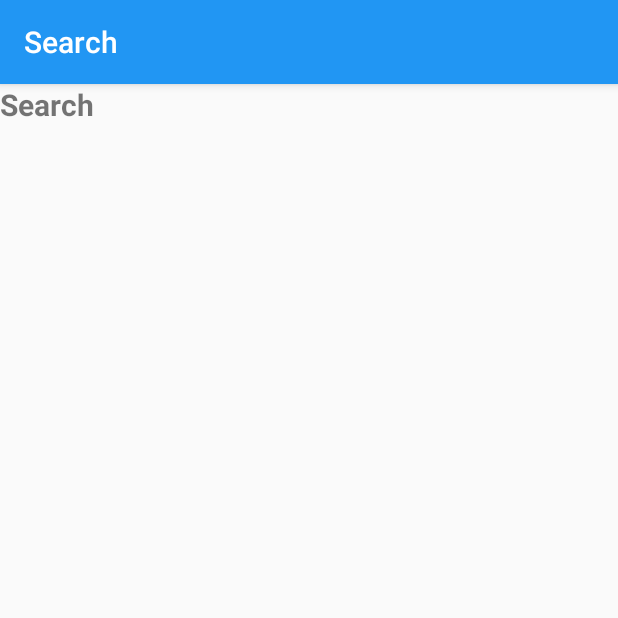
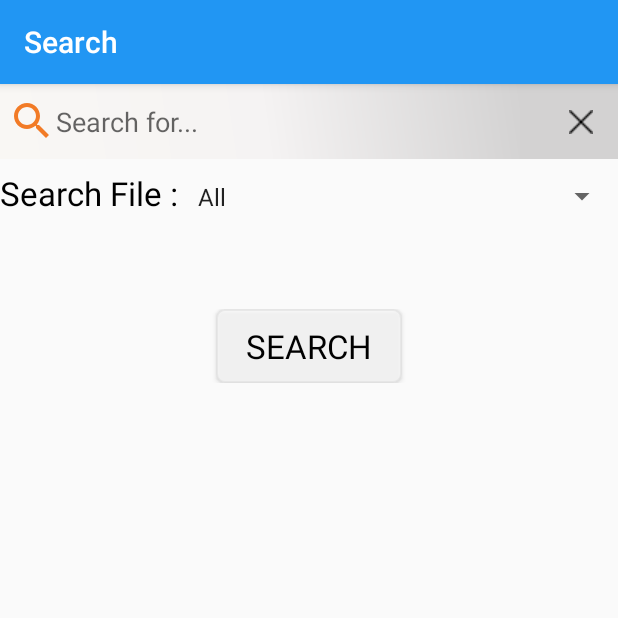
Before and after one commit to HongSonMTA/AIQuran, an Android app: the SearchActivity screen opened directly, with no data from a screen before it, on a phone screen of 412 x 824 dp, the top half of it. Run offline under Robolectric (Android 15) with nearby library versions, the phone set to English and light mode, and no system bars; our stand-ins replace data binding.

Commit message:
update search
update search

```diff
--- a/AIQuran/app/src/main/AndroidManifest.xml
+++ b/AIQuran/app/src/main/AndroidManifest.xml
@@ -19,6 +19,7 @@
         <activity android:name=".activities.ScrollActivity" />
         <activity android:name=".activities.BookMarkActivity" />
         <activity android:name=".activities.SearchActivity" />
+        <activity android:name=".activities.ResultSearchActivity" />
     </application>
 
 </manifest>
--- /dev/null
+++ b/AIQuran/app/src/main/java/com/example/aiquran/aiquran/activities/ResultSearchActivity.java
@@ -0,0 +1,21 @@
+package com.example.aiquran.aiquran.activities;
+
+import android.databinding.DataBindingUtil;
+import android.os.Bundle;
+import android.support.annotation.Nullable;
+import android.support.v7.app.ActionBar;
+import android.support.v7.app.AppCompatActivity;
+
+import com.example.aiquran.aiquran.R;
+import com.example.aiquran.aiquran.databinding.ActivityResultSearchBinding;
+
+public class ResultSearchActivity extends AppCompatActivity {
+    private ActivityResultSearchBinding binding;
+    @Override
+    protected void onCreate(@Nullable Bundle savedInstanceState) {
+        super.onCreate(savedInstanceState);
+        ActionBar actionBar = getSupportActionBar();
+        actionBar.setTitle("Search");
+        binding = DataBindingUtil.setContentView(this,R.layout.activity_result_search);
+    }
+}
--- a/AIQuran/app/src/main/java/com/example/aiquran/aiquran/activities/SearchActivity.java
+++ b/AIQuran/app/src/main/java/com/example/aiquran/aiquran/activities/SearchActivity.java
@@ -1,21 +1,58 @@
 package com.example.aiquran.aiquran.activities;
 
+import android.content.Intent;
 import android.databinding.DataBindingUtil;
 import android.os.Bundle;
 import android.support.annotation.Nullable;
 import android.support.v7.app.ActionBar;
 import android.support.v7.app.AppCompatActivity;
+import android.view.View;
+import android.widget.ArrayAdapter;
 
 import com.example.aiquran.aiquran.R;
 import com.example.aiquran.aiquran.databinding.ActivitySearchBinding;
 
-public class SearchActivity extends AppCompatActivity {
+import java.util.ArrayList;
+import java.util.List;
+
+public class SearchActivity extends AppCompatActivity implements View.OnClickListener {
     private ActivitySearchBinding binding;
+    private List<String> list = new ArrayList<>();
     @Override
     protected void onCreate(@Nullable Bundle savedInstanceState) {
         super.onCreate(savedInstanceState);
         ActionBar actionBar = getSupportActionBar();
         actionBar.setTitle("Search");
         binding = DataBindingUtil.setContentView(this,R.layout.activity_search);
+        initView();
+    }
+
+    private void initView() {
+        list.add("All");
+        list.add("Java");
+        list.add("Php");
+
+        ArrayAdapter<String> adapter = new ArrayAdapter<String>(this,android.R.layout.simple_dropdown_item_1line,list);
+        adapter.setDropDownViewResource(android.R.layout.simple_list_item_single_choice);
+        binding.spinner.setAdapter(adapter);
+        binding.btnSearch.setOnClickListener(this);
+        binding.btnDelete.setOnClickListener(this);
+    }
+
+    @Override
+    public void onClick(View v) {
+        switch (v.getId()){
+            case R.id.btn_delete:{
+                if(binding.edtSearch.getText()!= null){
+                    binding.edtSearch.setText("");
+                }
+                break;
+            }
+            case R.id.btn_search:{
+                Intent intent = new Intent(this,ResultSearchActivity.class);
+                startActivity(intent);
+                break;
+            }
+        }
     }
 }
--- /dev/null
+++ b/AIQuran/app/src/main/res/drawable/edt_search_background.xml
@@ -0,0 +1,9 @@
+<?xml version="1.0" encoding="utf-8"?>
+<shape xmlns:android="http://schemas.android.com/apk/res/android"
+    android:shape="rectangle">
+    <gradient
+        android:angle="45"
+        android:startColor="#f9f7f4"
+        android:centerColor="#f5f3f3"
+        android:endColor="#d3d2d2" />
+</shape>
--- /dev/null
+++ b/AIQuran/app/src/main/res/drawable/ic_search_black_32dp.xml
@@ -0,0 +1,5 @@
+<vector android:height="32dp" android:tint="#F27B26"
+    android:viewportHeight="24.0" android:viewportWidth="24.0"
+    android:width="32dp" xmlns:android="http://schemas.android.com/apk/res/android">
+    <path android:fillColor="#FF000000" android:pathData="M15.5,14h-0.79l-0.28,-0.27C15.41,12.59 16,11.11 16,9.5 16,5.91 13.09,3 9.5,3S3,5.91 3,9.5 5.91,16 9.5,16c1.61,0 3.09,-0.59 4.23,-1.57l0.27,0.28v0.79l5,4.99L20.49,19l-4.99,-5zM9.5,14C7.01,14 5,11.99 5,9.5S7.01,5 9.5,5 14,7.01 14,9.5 11.99,14 9.5,14z"/>
+</vector>
--- /dev/null
+++ b/AIQuran/app/src/main/res/layout/activity_result_search.xml
@@ -0,0 +1,13 @@
+<?xml version="1.0" encoding="utf-8"?>
+<layout>
+    <LinearLayout
+        xmlns:android="http://schemas.android.com/apk/res/android" android:layout_width="match_parent"
+        android:layout_height="match_parent">
+        <TextView
+            android:layout_width="wrap_content"
+            android:layout_height="wrap_content"
+            android:textSize="25dp"
+            android:textStyle="bold"
+            android:text="Result Search"/>
+    </LinearLayout>
+</layout>
--- a/AIQuran/app/src/main/res/layout/activity_search.xml
+++ b/AIQuran/app/src/main/res/layout/activity_search.xml
@@ -1,13 +1,66 @@
 <?xml version="1.0" encoding="utf-8"?>
 <layout>
     <LinearLayout
-        xmlns:android="http://schemas.android.com/apk/res/android" android:layout_width="match_parent"
-        android:layout_height="match_parent">
-        <TextView
+        xmlns:android="http://schemas.android.com/apk/res/android"
+        android:layout_width="match_parent"
+        android:layout_height="match_parent"
+        android:orientation="vertical"
+        >
+        <LinearLayout
+            android:layout_alignParentTop="true"
+            android:id="@+id/linearEdtSearch"
             android:layout_width="match_parent"
-            android:layout_height="match_parent"
-            android:text="Search"
-            android:textSize="20dp"
-            android:textStyle="bold"/>
+            android:layout_height="wrap_content"
+            android:background="@drawable/edt_search_background"
+            android:orientation="horizontal"
+            android:weightSum="5">
+                <EditText
+                    android:drawableLeft="@drawable/ic_search_black_32dp"
+                    android:id="@+id/edt_search"
+                    android:layout_width="0dp"
+                    android:layout_marginLeft="5dp"
+                    android:layout_weight="4.2"
+                    android:background="@drawable/edt_search_background"
+                    android:layout_height="50dp"
+                    android:hint="Search for..."/>
+                <ImageButton
+                    android:id="@+id/btn_delete"
+                    android:layout_width="0dp"
+                    android:layout_weight="1"
+                    android:layout_height="50dp"
+                    android:background="#d3d2d2"
+                    android:src="@drawable/delete" />
+        </LinearLayout>
+        <LinearLayout
+            android:layout_width="match_parent"
+            android:layout_height="wrap_content">
+            <TextView
+                android:layout_width="wrap_content"
+                android:layout_height="wrap_content"
+                style="?android:attr/textAppearanceLarge"
+                android:textColor="@color/colorBlack"
+                android:text="Search File : "
+                />
+            <Spinner
+                android:id="@+id/spinner"
+                android:layout_width="match_parent"
+                android:layout_height="50dp">
+            </Spinner>
+        </LinearLayout>
+        <RelativeLayout
+            android:layout_marginTop="50dp"
+            android:layout_width="match_parent"
+            android:layout_height="wrap_content">
+            <Button
+                android:id="@+id/btn_search"
+                android:layout_width="wrap_content"
+                android:layout_centerInParent="true"
+                android:layout_height="wrap_content"
+                android:paddingHorizontal="20dp"
+                android:background="@drawable/custom_view"
+                android:text="Search"
+                android:textColor="@color/colorBlack"
+                style="?android:attr/textAppearanceLarge"/>
+        </RelativeLayout>
     </LinearLayout>
 </layout>
```
Also changed, not shown: AIQuran/app/src/main/res/drawable/delete.png (added).
